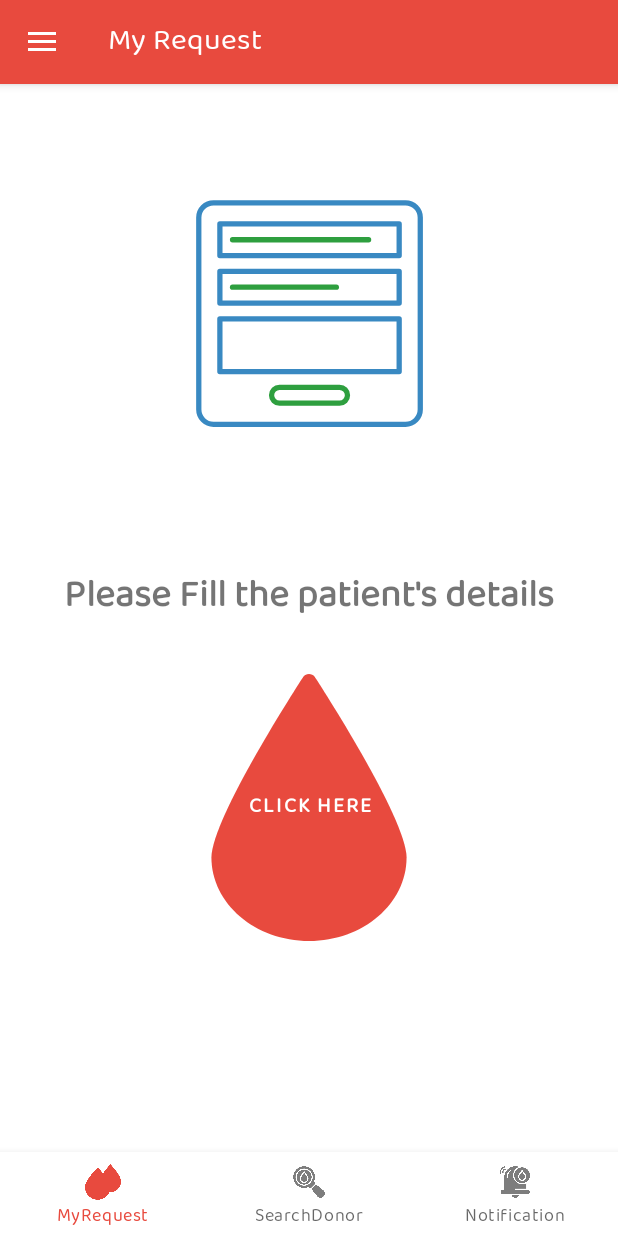
After one commit to SanajitBhunia/DonorHub, an Android app: the MainActivity2 screen opened directly, with no data from a screen before it, on a phone screen of 412 x 824 dp. The commit adds this screen. Run offline under Robolectric (Android 15) with nearby library versions, the phone set to English and light mode, and no system bars; our stand-ins replace Firebase (no records; nobody signed in at launch, a user with empty details on screens opened directly), navigation-ui.

Commit message:
request blood full access

```diff
--- a/app/src/main/AndroidManifest.xml
+++ b/app/src/main/AndroidManifest.xml
@@ -18,6 +18,9 @@
         android:theme="@style/Theme.BloodApp"
         android:usesCleartextTraffic="true"
         tools:targetApi="31">
+        <activity
+            android:name=".ui.MainActivity2"
+            android:exported="false" />
         <activity
             android:name=".ui.auth.Donor_receiver_activity"
             android:exported="false" />
--- a/app/src/main/java/com/example/donorhub/ui/MainActivity.kt
+++ b/app/src/main/java/com/example/donorhub/ui/MainActivity.kt
@@ -51,6 +51,7 @@ class MainActivity : AppCompatActivity(), NavigationView.OnNavigationItemSelecte
         val popupMenu = PopupMenu(this, null)
         popupMenu.inflate(R.menu.bottom_menu)
         binding.bottomBar.setupWithNavController(popupMenu.menu, navController)
+
 
 
         navController.addOnDestinationChangedListener { controller, destination, arguments ->
--- /dev/null
+++ b/app/src/main/java/com/example/donorhub/ui/MainActivity2.kt
@@ -0,0 +1,73 @@
+package com.example.donorhub.ui
+
+import androidx.appcompat.app.AppCompatActivity
+import android.os.Bundle
+import android.view.MenuItem
+import android.widget.PopupMenu
+import androidx.appcompat.app.ActionBarDrawerToggle
+import androidx.core.view.GravityCompat
+import androidx.fragment.app.Fragment
+import androidx.navigation.fragment.findNavController
+import androidx.navigation.ui.setupWithNavController
+import com.example.donorhub.R
+import com.example.donorhub.databinding.ActivityMain2Binding
+import com.google.firebase.auth.FirebaseAuth
+
+class MainActivity2 : AppCompatActivity() {
+
+    lateinit var binding: ActivityMain2Binding
+    lateinit var actionBarDrawerToggle: ActionBarDrawerToggle
+    lateinit var auth: FirebaseAuth
+    override fun onCreate(savedInstanceState: Bundle?) {
+        super.onCreate(savedInstanceState)
+        binding=ActivityMain2Binding.inflate(layoutInflater)
+        setContentView(binding.root)
+
+        auth = FirebaseAuth.getInstance()
+        // After setContentView(binding.root)
+        actionBarDrawerToggle = ActionBarDrawerToggle(
+            this,
+            binding.drawerLayout2,
+            R.string.open,
+            R.string.close
+        )
+        binding.drawerLayout2.addDrawerListener(actionBarDrawerToggle)
+        actionBarDrawerToggle.syncState()
+        supportActionBar?.setDisplayHomeAsUpEnabled(true)
+
+
+        val navHostFragment = supportFragmentManager.findFragmentById(R.id.fragmentContainer)
+        val navController = navHostFragment!!.findNavController()
+
+        val popupMenu = PopupMenu(this, null)
+        popupMenu.inflate(R.menu.bottom_nav_bar)
+        binding.bottomNavigationView2.setupWithNavController(navController)
+
+
+        navController.addOnDestinationChangedListener { controller, destination, arguments ->
+            title = when (destination.id) {
+                R.id.request -> "My Request"
+                R.id.searchdonor -> "Search Donor"
+                R.id.notification ->"Notification"
+                else ->"Blood"
+            }
+        }
+
+    }
+    override fun onOptionsItemSelected(item: MenuItem): Boolean {
+        if (actionBarDrawerToggle.onOptionsItemSelected(item)) {
+            return true
+        }
+        return super.onOptionsItemSelected(item)
+    }
+
+
+    @Deprecated("Deprecated in Java")
+    override fun onBackPressed() {
+        super.onBackPressed()
+        if (binding.drawerLayout2.isDrawerOpen(GravityCompat.START)) {
+            binding.drawerLayout2.close()
+        } else super.onBackPressed()
+    }
+
+}
--- a/app/src/main/java/com/example/donorhub/ui/fragment/HomeFragment.kt
+++ b/app/src/main/java/com/example/donorhub/ui/fragment/HomeFragment.kt
@@ -1,5 +1,6 @@
 package com.example.donorhub.ui.fragment
 
+import android.content.Intent
 import android.os.Bundle
 import android.text.Editable
 import android.text.TextWatcher
@@ -10,6 +11,7 @@ import androidx.fragment.app.Fragment
 import com.example.donorhub.adapter.Useradapter
 import com.example.donorhub.databinding.FragmentHomeBinding
 import com.example.donorhub.model.UserModel
+import com.example.donorhub.ui.MainActivity
 import com.example.donorhub.utils.Config
 import com.google.firebase.firestore.FirebaseFirestore
 import java.util.*
--- /dev/null
+++ b/app/src/main/java/com/example/donorhub/ui/fragment/request_fragment.kt
@@ -0,0 +1,38 @@
+package com.example.donorhub.ui.fragment
+
+import android.content.Intent
+import android.os.Bundle
+import androidx.fragment.app.Fragment
+import android.view.LayoutInflater
+import android.view.View
+import android.view.ViewGroup
+import androidx.appcompat.app.ActionBar
+import com.example.donorhub.R
+import com.example.donorhub.databinding.FragmentRequestFragmentBinding
+import com.example.donorhub.ui.auth.PatientsDetails
+
+
+class request_fragment : Fragment() {
+
+    lateinit var binding: FragmentRequestFragmentBinding
+
+
+    override fun onCreateView(
+        inflater: LayoutInflater, container: ViewGroup?,
+        savedInstanceState: Bundle?
+    ): View? {
+        // Inflate the layout for this fragment
+        binding = FragmentRequestFragmentBinding.inflate(inflater, container, false)
+        return binding.root
+
+    }
+
+    override fun onViewCreated(view: View, savedInstanceState: Bundle?) {
+        super.onViewCreated(view, savedInstanceState)
+        binding.detailsButton.setOnClickListener {
+            val intent=Intent(requireContext(), PatientsDetails::class.java)
+            startActivity(intent)
+        }
+    }
+
+}
--- /dev/null
+++ b/app/src/main/res/layout/activity_main2.xml
@@ -0,0 +1,38 @@
+<?xml version="1.0" encoding="utf-8"?>
+<androidx.drawerlayout.widget.DrawerLayout xmlns:android="http://schemas.android.com/apk/res/android"
+    xmlns:app="http://schemas.android.com/apk/res-auto"
+    xmlns:tools="http://schemas.android.com/tools"
+    android:layout_width="match_parent"
+    android:layout_height="match_parent"
+    android:id="@+id/drawerLayout2"
+    tools:context=".ui.MainActivity2">
+
+    <androidx.constraintlayout.widget.ConstraintLayout
+        android:layout_width="match_parent"
+        android:layout_height="match_parent">
+
+
+        <androidx.fragment.app.FragmentContainerView
+            android:id="@+id/fragmentContainer"
+            android:name="androidx.navigation.fragment.NavHostFragment"
+            android:layout_width="0dp"
+            android:layout_height="0dp"
+            app:layout_constraintBottom_toTopOf="@+id/bottomNavigationView2"
+            app:layout_constraintEnd_toEndOf="parent"
+            app:layout_constraintStart_toStartOf="parent"
+            app:layout_constraintTop_toTopOf="parent"
+            app:navGraph="@navigation/nav2" />
+
+        <com.google.android.material.bottomnavigation.BottomNavigationView
+            android:id="@+id/bottomNavigationView2"
+            android:layout_width="0dp"
+            android:layout_height="wrap_content"
+            app:layout_constraintBottom_toBottomOf="parent"
+            app:layout_constraintEnd_toEndOf="parent"
+            app:layout_constraintHorizontal_bias="0.0"
+            app:layout_constraintStart_toStartOf="parent"
+            app:menu="@menu/bottom_nav_bar" />
+    </androidx.constraintlayout.widget.ConstraintLayout>
+
+
+</androidx.drawerlayout.widget.DrawerLayout>
--- a/app/src/main/res/layout/fill_the_details.xml
+++ b/app/src/main/res/layout/fragment_request_fragment.xml
@@ -1,15 +1,21 @@
 <?xml version="1.0" encoding="utf-8"?>
 <androidx.constraintlayout.widget.ConstraintLayout xmlns:android="http://schemas.android.com/apk/res/android"
+    xmlns:app="http://schemas.android.com/apk/res-auto"
+    xmlns:tools="http://schemas.android.com/tools"
     android:layout_width="match_parent"
     android:layout_height="match_parent"
-    xmlns:app="http://schemas.android.com/apk/res-auto">
+    tools:context=".ui.fragment.request_fragment">
 
     <LinearLayout
-        android:layout_width="match_parent"
-        android:layout_height="match_parent"
+        android:id="@+id/linearLayout2"
+        android:layout_width="0dp"
+        android:layout_height="707dp"
+        android:layout_marginTop="50dp"
         android:orientation="vertical"
         android:padding="10dp"
-        android:layout_marginTop="30dp">
+        app:layout_constraintEnd_toEndOf="parent"
+        app:layout_constraintStart_toStartOf="parent"
+        app:layout_constraintTop_toTopOf="parent">
 
         <com.airbnb.lottie.LottieAnimationView
             android:id="@+id/animationfilling"
@@ -17,25 +23,22 @@
             android:layout_height="180dp"
             android:layout_gravity="center"
             app:lottie_autoPlay="true"
-            app:lottie_loop="true"
-            app:lottie_fileName="details.json"/>
-
-
+            app:lottie_fileName="details.json"
+            app:lottie_loop="true" />
 
         <TextView
 
-            android:layout_marginTop="80dp"
             android:layout_width="match_parent"
             android:layout_height="wrap_content"
+            android:layout_marginTop="80dp"
+            android:gravity="center"
             android:text="Please Fill the patient's details"
-            android:gravity="center"
             android:textSize="25sp"
-            android:textStyle="bold"
-           />
+            android:textStyle="bold" />
 
 
         <Button
-            android:id="@+id/detailsBtn"
+            android:id="@+id/detailsButton"
             android:layout_width="208dp"
             android:layout_height="178dp"
             android:layout_gravity="center"
@@ -45,22 +48,7 @@
             android:text="Click Here"
             android:textStyle="bold" />
 
-        <TextView
-            android:layout_width="match_parent"
-            android:layout_height="wrap_content"
-            android:layout_marginTop="170dp"
-            android:textSize="20sp"
-            android:textStyle="bold"
-            android:text="Stay positive and take good care of yourself!!"
-            android:gravity="center"/>
-        <TextView
-            android:layout_width="match_parent"
-            android:layout_height="wrap_content"
-            android:text="Get well soon!!"
-            android:textStyle="bold"
-            android:textSize="20sp"
-            android:gravity="center" />
+
 
     </LinearLayout>
-
 </androidx.constraintlayout.widget.ConstraintLayout>
--- /dev/null
+++ b/app/src/main/res/menu/bottom_nav_bar.xml
@@ -0,0 +1,20 @@
+<?xml version="1.0" encoding="utf-8"?>
+<menu xmlns:android="http://schemas.android.com/apk/res/android"
+    xmlns:app="http://schemas.android.com/apk/res-auto">
+    <item  android:title="MyRequest"
+        android:id="@+id/request"
+        android:icon="@drawable/request"
+        android:enabled="true"
+        app:showAsAction="always"
+        />
+    <item android:title="SearchDonor"
+        android:id="@+id/searchdonor"
+        android:icon="@drawable/search"
+        android:enabled="true"
+        app:showAsAction="always"/>
+    <item android:title="Notification"
+        android:id="@+id/notification"
+        android:icon="@drawable/notif"
+        android:enabled="true"
+        app:showAsAction="always"/>
+</menu>
--- /dev/null
+++ b/app/src/main/res/navigation/nav2.xml
@@ -0,0 +1,23 @@
+<?xml version="1.0" encoding="utf-8"?>
+<navigation xmlns:android="http://schemas.android.com/apk/res/android"
+    xmlns:app="http://schemas.android.com/apk/res-auto"
+    xmlns:tools="http://schemas.android.com/tools"
+    android:id="@+id/nav2"
+    app:startDestination="@id/request">
+    <fragment
+        android:id="@+id/request"
+        android:name="com.example.donorhub.ui.fragment.request_fragment"
+        android:label="request fragment"
+        tools:layout="@layout/fragment_request_fragment" />
+    <fragment
+        android:id="@+id/searchdonor"
+        android:name="com.example.donorhub.ui.fragment.search_donor"
+        android:label="search donor fragment"
+        tools:layout="@layout/fragment_search_donor" />
+    <fragment
+        android:id="@+id/notification"
+        android:name="com.example.donorhub.ui.fragment.notification"
+        android:label="Notification fragment"
+        tools:layout="@layout/fragment_notification" />
+
+</navigation>
```
Also changed, not shown: app/src/main/java/com/example/donorhub/ui/auth/BloodRequest.kt (deleted, +0 -21 lines), app/src/main/java/com/example/donorhub/ui/auth/Donor_receiver_activity.kt (+9 -3 lines), app/src/main/java/com/example/donorhub/ui/fragment/notification.kt (added, +30 -0 lines), app/src/main/java/com/example/donorhub/ui/fragment/search_donor.kt (added, +29 -0 lines), app/src/main/res/layout/fragment_notification.xml (added, +17 -0 lines), app/src/main/res/layout/fragment_search_donor.xml (added, +60 -0 lines), app/src/main/res/drawable/notif.png (added), app/src/main/res/drawable/request.png (added), app/src/main/res/drawable/search.png (added).
